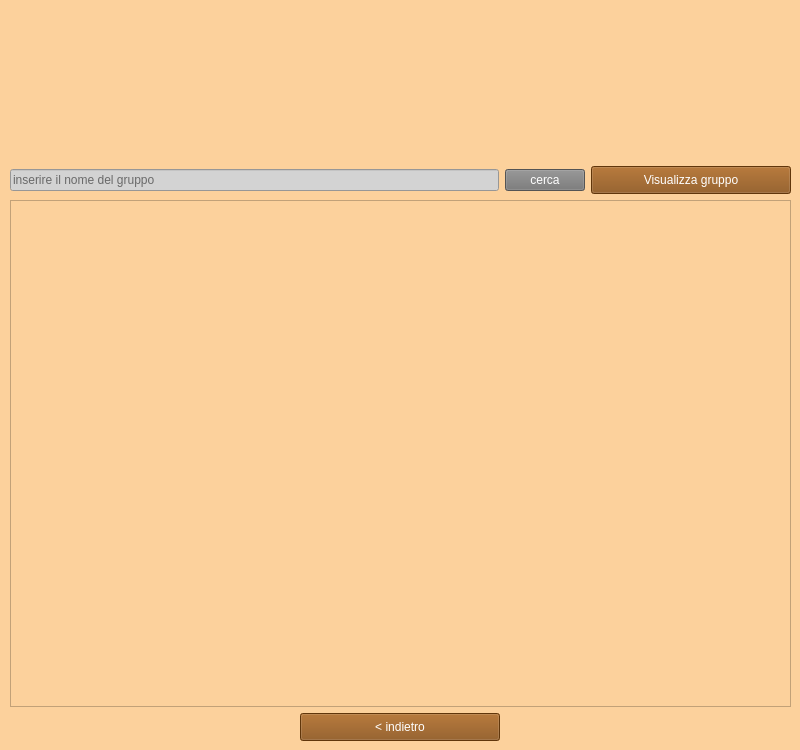
The window that GruppoClienti/view/lista_gruppo_clienti.ui (ManuelMarrone/GestioneBowling) describes before a commit, drawn with Qt 5.
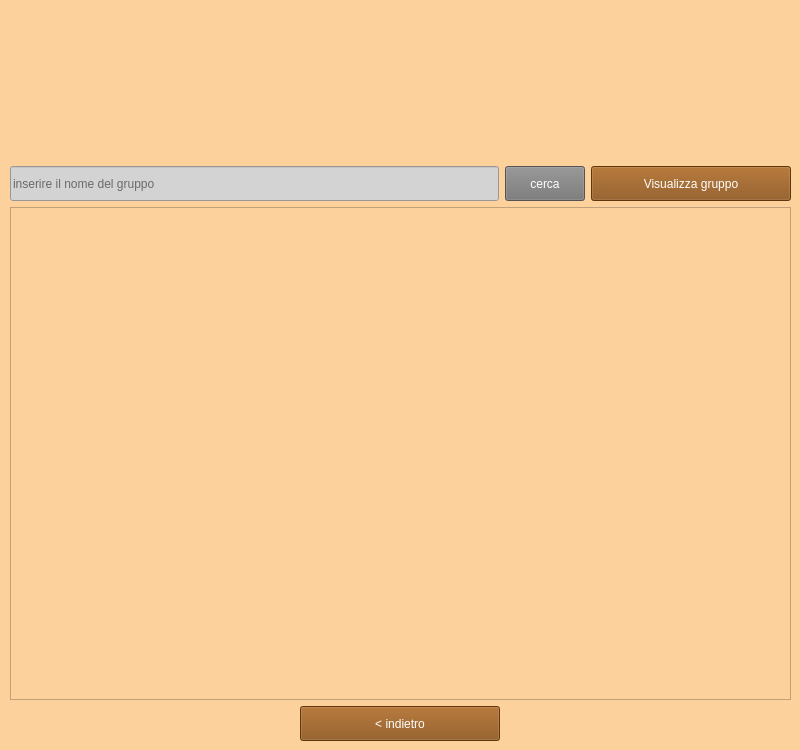
The same window after the commit. Icons and pictures are not drawn.

The edit to the form file:
```diff
--- a/GruppoClienti/view/lista_gruppo_clienti.ui
+++ b/GruppoClienti/view/lista_gruppo_clienti.ui
@@ -68,19 +68,23 @@
      </layout>
     </item>
     <item>
-     <layout class="QHBoxLayout" name="horizontalLayout_9">
+     <layout class="QVBoxLayout" name="verticalLayout">
       <item>
-       <layout class="QHBoxLayout" name="horizontalLayout_10">
-        <item>
-         <layout class="QVBoxLayout" name="verticalLayout_8">
-          <item>
-           <layout class="QVBoxLayout" name="verticalLayout_9">
-            <item>
-             <layout class="QHBoxLayout" name="horizontalLayout_11">
-              <item>
-               <layout class="QHBoxLayout" name="horizontalLayout_3">
+       <layout class="QHBoxLayout" name="horizontalLayout_6">
                 <item>
                  <widget class="QLineEdit" name="ricercaText">
+          <property name="minimumSize">
+           <size>
+            <width>0</width>
+            <height>35</height>
+           </size>
+          </property>
+          <property name="maximumSize">
+           <size>
+            <width>16777215</width>
+            <height>35</height>
+           </size>
+          </property>
                   <property name="styleSheet">
                    <string notr="true">background: lightgrey</string>
                   </property>
@@ -100,6 +104,24 @@
                 </item>
                 <item>
                  <widget class="QPushButton" name="cercaButton">
+          <property name="minimumSize">
+           <size>
+            <width>0</width>
+            <height>30</height>
+           </size>
+          </property>
+          <property name="maximumSize">
+           <size>
+            <width>16777215</width>
+            <height>35</height>
+           </size>
+          </property>
+          <property name="sizeIncrement">
+           <size>
+            <width>0</width>
+            <height>0</height>
+           </size>
+          </property>
                   <property name="styleSheet">
                    <string notr="true">color: white;  background-color: #757575</string>
                   </property>
@@ -108,20 +130,18 @@
                   </property>
                  </widget>
                 </item>
-               </layout>
-              </item>
               <item>
                <widget class="QPushButton" name="visualizzaGruppo">
                 <property name="minimumSize">
                  <size>
                   <width>200</width>
-                  <height>28</height>
+            <height>35</height>
                  </size>
                 </property>
                 <property name="maximumSize">
                  <size>
                   <width>200</width>
-                  <height>28</height>
+            <height>35</height>
                  </size>
                 </property>
                 <property name="styleSheet">
@@ -135,25 +155,23 @@
               </item>
              </layout>
             </item>
-           </layout>
-          </item>
           <item>
            <widget class="QListWidget" name="gruppiList"/>
           </item>
           <item>
-           <layout class="QHBoxLayout" name="horizontalLayout">
+       <layout class="QHBoxLayout" name="horizontalLayout_2">
             <item>
              <widget class="QPushButton" name="indietroButton_2">
               <property name="minimumSize">
                <size>
                 <width>200</width>
-                <height>28</height>
+            <height>35</height>
                </size>
               </property>
               <property name="maximumSize">
                <size>
                 <width>200</width>
-                <height>28</height>
+            <height>35</height>
                </size>
               </property>
               <property name="styleSheet">
@@ -164,10 +182,6 @@
                <string>&lt; indietro</string>
               </property>
              </widget>
-            </item>
-           </layout>
-          </item>
-         </layout>
         </item>
        </layout>
       </item>
```
Left out of the diff: 2 changed lines with no effect on the pictures. Lines whose indentation alone changed are shown as unchanged.
